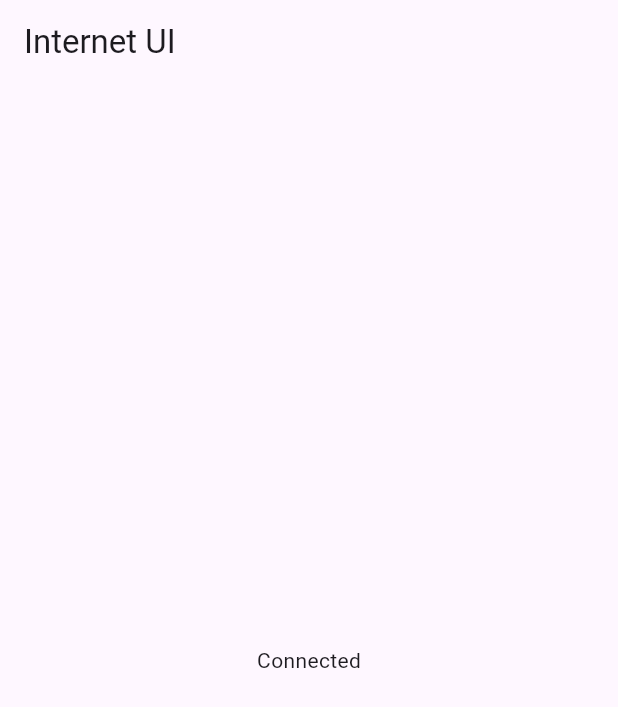
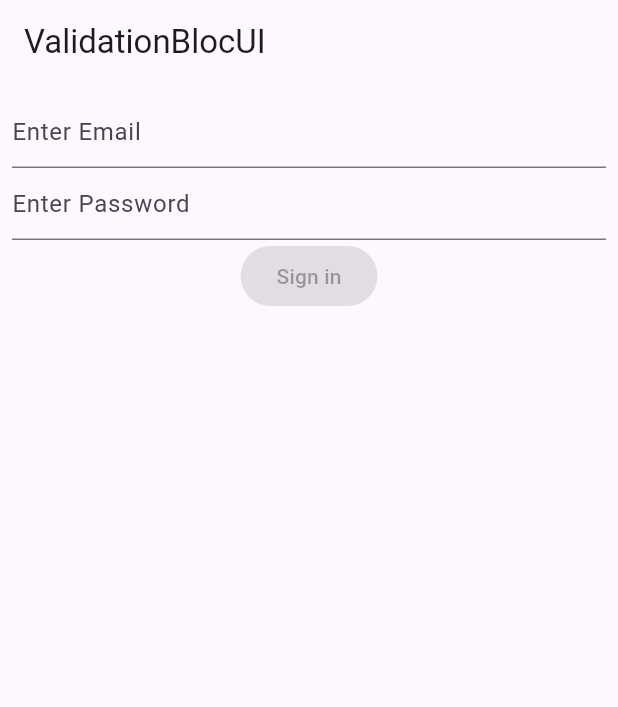
Before and after one commit to aqsakhan22/allprojectflutter, a Flutter app: the screen it shows after launch, on a phone screen of 412 x 824 dp. Shown: the top 707 px of the screen. Run offline on Flutter 3.47's test engine with Material 2 defaults, Android fonts, the light colour scheme and no system bars; our stand-ins replace connectivity, email_validator, flutter_bloc.

Commit message:
22 nov updating code

```diff
--- /dev/null
+++ b/lib/bloc/counterbloc/counter_bloc.dart
@@ -0,0 +1,11 @@
+import 'package:flutter_bloc/flutter_bloc.dart';
+
+class CounterBloc extends Bloc<CounterEvent,CounterState>{
+   CounterBloc(super.initialState);
+
+}
+
+
+
+class CounterEvent{}
+class CounterState{}
--- a/lib/bloc/internetConnectivity/InternetUI.dart
+++ b/lib/bloc/internetConnectivity/InternetUI.dart
@@ -12,9 +12,7 @@ class InternetUI extends StatelessWidget {
       // bloc receiving event and emit state
       // builder UI banany k loye kam ata hai
       // listener If we want to do some background task
-      body: BlocProvider(
-        create: (context) => InternetBloc(),
-        child:    Center(
+      body:      Center(
         child:
         BlocConsumer<InternetBloc,InternetState>(
           listener: (context,state){
@@ -41,8 +39,6 @@ class InternetUI extends StatelessWidget {
           },
 
         ),
-        ),
-
       )
 
       // BlocBuilder<InternetBloc,InternetState>(
--- a/lib/bloc/internetConnectivity/internet_bloc.dart
+++ b/lib/bloc/internetConnectivity/internet_bloc.dart
@@ -23,7 +23,6 @@ class InternetBloc extends Bloc<InternetEvent,InternetState>{
 
     });
 
-
   }
 
 
--- /dev/null
+++ b/lib/bloc/validationBloc/signin/bloc/sign_event.dart
@@ -0,0 +1,14 @@
+abstract class SignInEvent{
+}
+
+class SignInTextChangedEvent extends SignInEvent{
+final String emailValue;
+final String passwordValue;
+SignInTextChangedEvent(this.emailValue,this.passwordValue);
+}
+
+class SignInSubmittedBtn extends SignInEvent{
+  final String email;
+  final String password;
+  SignInSubmittedBtn(this.email,this.password);
+}
--- /dev/null
+++ b/lib/bloc/validationBloc/signin/bloc/signin_bloc.dart
@@ -0,0 +1,27 @@
+import 'package:blocprovider/bloc/validationBloc/signin/bloc/sign_event.dart';
+import 'package:blocprovider/bloc/validationBloc/signin/bloc/signin_state.dart';
+import 'package:email_validator/email_validator.dart';
+import 'package:flutter_bloc/flutter_bloc.dart';
+
+class SignIn extends Bloc<SignInEvent,SignInState>{
+      SignIn() : super(SignInInitialState()){
+        on<SignInTextChangedEvent>((event,emit) {
+         if(EmailValidator.validate(event.emailValue) == false){
+           emit(SignInErrorState("Please Enter Valid Email Address"));
+         }
+         else if(event.passwordValue.length <= 7){
+           emit(SignInErrorState("Please Enter password"));
+
+         }
+         else{
+           emit(SignInValidState());
+         }
+        });
+        on<SignInSubmittedBtn>((event,emit) {
+
+          emit(SignInLoading());
+        } );
+      }
+
+
+}
--- /dev/null
+++ b/lib/bloc/validationBloc/signin/bloc/signin_state.dart
@@ -0,0 +1,13 @@
+abstract class SignInState{
+
+}
+
+class SignInInitialState extends SignInState{}
+class SignInValidState extends SignInState{}
+class SignInErrorState extends SignInState{
+  final String errorMessage;
+  SignInErrorState(this.errorMessage);
+}
+class SignInLoading extends SignInState{
+
+}
--- /dev/null
+++ b/lib/bloc/validationBloc/signin/signin.dart
@@ -0,0 +1,87 @@
+import 'package:blocprovider/bloc/validationBloc/signin/bloc/sign_event.dart';
+import 'package:blocprovider/bloc/validationBloc/signin/bloc/signin_bloc.dart';
+import 'package:blocprovider/bloc/validationBloc/signin/bloc/signin_state.dart';
+import 'package:flutter/material.dart';
+import 'package:flutter_bloc/flutter_bloc.dart';
+class SignInScreen extends StatefulWidget {
+  const SignInScreen({Key? key}) : super(key: key);
+
+  @override
+  State<SignInScreen> createState() => _SignInScreenState();
+}
+
+class _SignInScreenState extends State<SignInScreen> {
+
+  TextEditingController email=TextEditingController(text: '');
+  TextEditingController password=TextEditingController(text: '');
+  @override
+  Widget build(BuildContext context) {
+    return Scaffold(
+      appBar: AppBar(title: Text("ValidationBlocUI"),),
+      body: Padding(
+        padding: const EdgeInsets.all(8.0),
+        child: Column(
+          children: [
+            BlocBuilder<SignIn,SignInState>(
+
+              builder: (BuildContext context, state) {
+
+      if(state is SignInErrorState){
+        return Text("${state.errorMessage}",style: TextStyle(color: Colors.red),);
+
+      }
+else {
+  return Container();
+      }
+
+              },
+
+
+            ),
+            TextFormField(
+               controller: email ,
+              onChanged: (value){
+                BlocProvider.of<SignIn>(context).add(SignInTextChangedEvent(email.text,password.text));
+              },
+              decoration: InputDecoration(
+                  hintText: "Enter Email"
+              ),
+            ),
+            TextFormField(
+              controller: password ,
+              decoration: InputDecoration(
+                  hintText: "Enter Password"
+              ),
+              onChanged: (value){
+                BlocProvider.of<SignIn>(context).add(SignInTextChangedEvent(email.text,password.text));
+              },
+            ),
+            BlocBuilder<SignIn,SignInState>(
+
+              builder: (BuildContext context, state) {
+
+                if(state is  SignInLoading){
+                  return CircularProgressIndicator(color: Colors.purple,);
+
+                }
+        else{
+                  return  ElevatedButton(
+
+                      onPressed: (state is SignInValidState)  ? (){
+                        BlocProvider.of<SignIn>(context).add(SignInSubmittedBtn(email.text,password.text));
+                      } : null ,
+                      child: Text("Sign in"));
+                }
+
+
+              },
+
+
+            ),
+
+          ],
+        ),
+      )
+    );
+  }
+}
--- /dev/null
+++ b/lib/cubit/intternetcubits.dart
@@ -0,0 +1,30 @@
+import 'dart:async';
+
+import 'package:connectivity/connectivity.dart';
+import 'package:flutter_bloc/flutter_bloc.dart';
+
+enum InternetStates{ Initial, Lost , Gained }
+
+class InternetCubit extends Cubit<InternetStates>  {
+  Connectivity connectivity=Connectivity();
+  StreamSubscription? streamSubscription;
+  InternetCubit() : super(InternetStates.Initial){
+    streamSubscription=connectivity.onConnectivityChanged.listen((result) {
+      if(result == ConnectivityResult.mobile || result == ConnectivityResult.wifi){
+emit(InternetStates.Gained);
+      }
+      else{
+        emit(InternetStates.Lost);
+      }
+    });
+  }
+
+@override
+  Future<void> close() {
+    // TODO: implement close
+  streamSubscription?.cancel();
+    return super.close();
+
+  }
+
+}
--- a/lib/main.dart
+++ b/lib/main.dart
@@ -1,5 +1,11 @@
+import 'package:blocprovider/bloc/counterbloc/counter_bloc.dart';
+import 'package:blocprovider/bloc/flutter_doc_sample/flutterDocUi.dart';
 import 'package:blocprovider/bloc/internetConnectivity/InternetUI.dart';
 import 'package:blocprovider/bloc/internetConnectivity/internet_bloc.dart';
+import 'package:blocprovider/bloc/validationBloc/signin/bloc/signin_bloc.dart';
+import 'package:blocprovider/bloc/validationBloc/signin/signin.dart';
+import 'package:blocprovider/cubit/InternetCubitUI.dart';
+import 'package:blocprovider/cubit/intternetcubits.dart';
 import 'package:flutter/material.dart';
 import 'package:flutter_bloc/flutter_bloc.dart';
 
@@ -7,13 +13,23 @@ void main() {
   runApp(const MyApp());
 }
 
+
 class MyApp extends StatelessWidget {
   const MyApp({super.key});
 
   // This widget is the root of your application.
   @override
   Widget build(BuildContext context) {
-    return     MaterialApp(
+    return
+      MultiBlocProvider(
+          providers: [
+            BlocProvider(create: (_) => InternetBloc()),
+            BlocProvider(create: (_) => InternetCubit()),
+            BlocProvider(create: (_) => SignIn()),
+            // BlocProvider(create: (_) => CounterBloc()),
+          ],
+          child:
+          MaterialApp(
           title: 'Flutter Demo',
           theme: ThemeData(
             // This is the theme of your application.
@@ -34,7 +50,11 @@ class MyApp extends StatelessWidget {
             colorScheme: ColorScheme.fromSeed(seedColor: Colors.deepPurple),
             useMaterial3: true,
           ),
-      home: const InternetUI(),
+          home:  SignInScreen(),
+        )
+
+
       );
+
   }
 }
--- a/pubspec.yaml
+++ b/pubspec.yaml
@@ -38,6 +38,7 @@ dependencies:
   bloc: ^8.1.2
   connectivity: ^3.0.6
   flutter_bloc: ^8.1.3
+  email_validator: ^2.1.17
 
 
 dev_dependencies:
```
Also changed, not shown: lib/bloc/counterbloc/counterUI.dart (added, +23 -0 lines), lib/bloc/flutter_doc_sample/flutterDocUi.dart (added, +26 -0 lines), lib/cubit/InternetCubitUI.dart (added, +41 -0 lines), lib/homescreen.dart (added, +33 -0 lines), pubspec.lock. Lines whose indentation alone changed are shown as unchanged.
